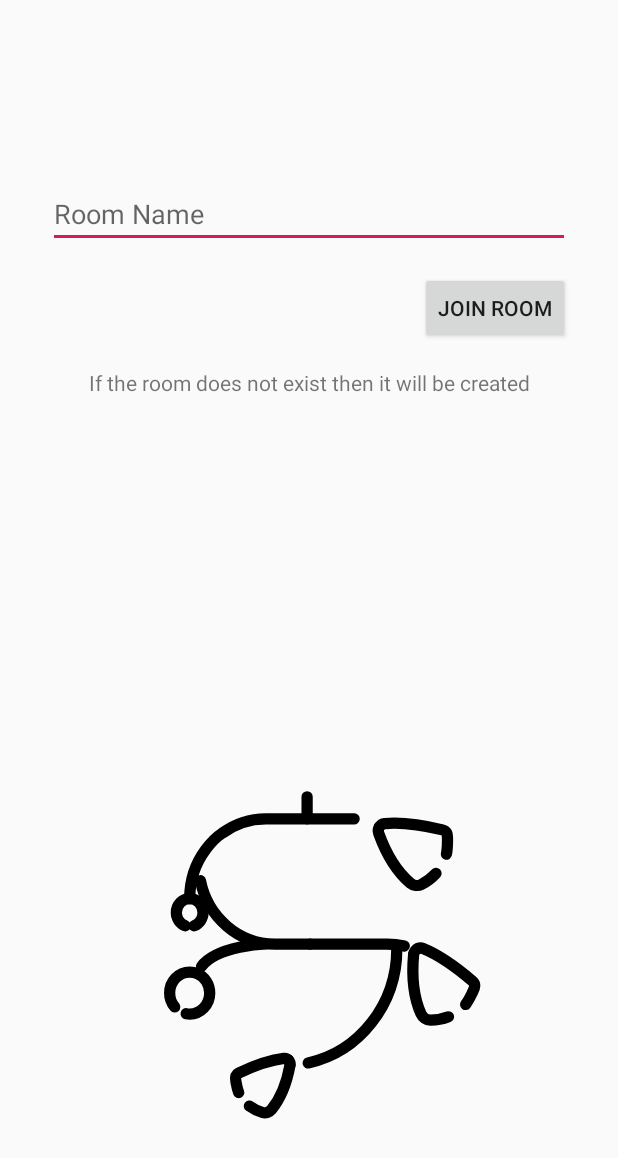
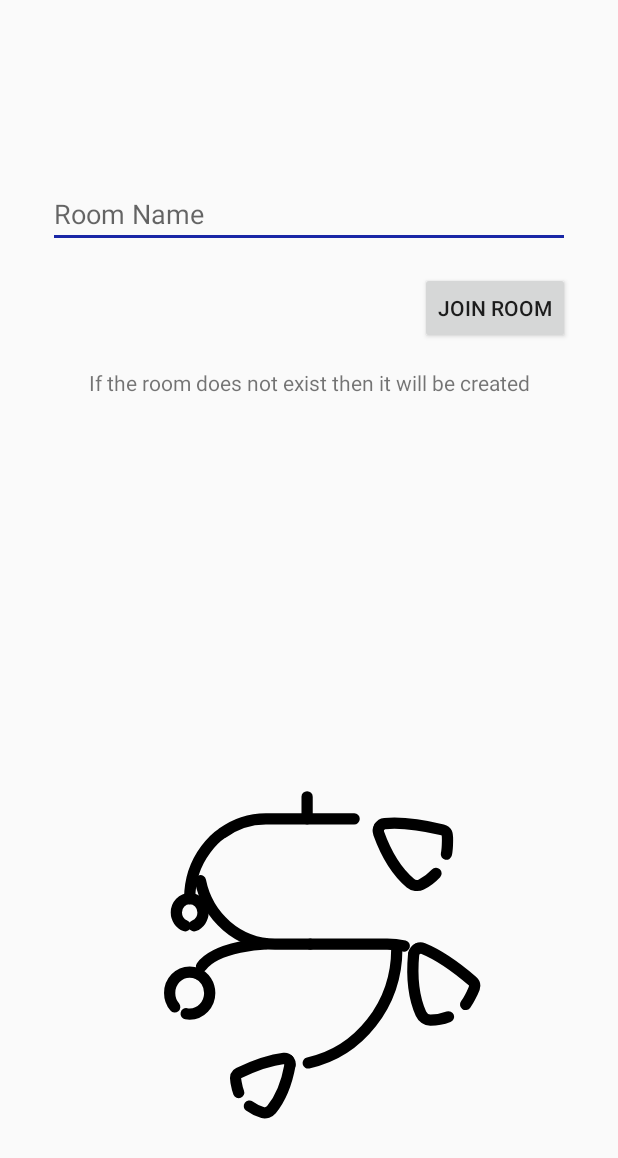
Before and after one commit to ichimichi/Collaborative-Doodling, an Android app: the sessionOptionActivity screen opened directly, with no data from a screen before it, on a phone screen of 412 x 824 dp. Shown: the top 1158 px of the screen. Run offline under Robolectric (Android 15) with nearby library versions, the phone set to English and light mode, and no system bars.

Commit message:
updated version 1.1-beta and changed theme colors

```diff
--- a/app/src/main/res/values/colors.xml
+++ b/app/src/main/res/values/colors.xml
@@ -1,8 +1,8 @@
 <?xml version="1.0" encoding="utf-8"?>
 <resources>
-    <color name="colorPrimary">#008577</color>
-    <color name="colorPrimaryDark">#00574B</color>
-    <color name="colorAccent">#D81B60</color>
+    <color name="colorPrimary">#1965A6</color>
+    <color name="colorPrimaryDark">#0D4C83</color>
+    <color name="colorAccent">#1927A6</color>
     <color name="cyan">#03A9F4</color>
     <color name="red">#F44336</color>
     <color name="green">#4CAF50</color>
```
Also changed, not shown: app/build.gradle (+6 -1 lines).
